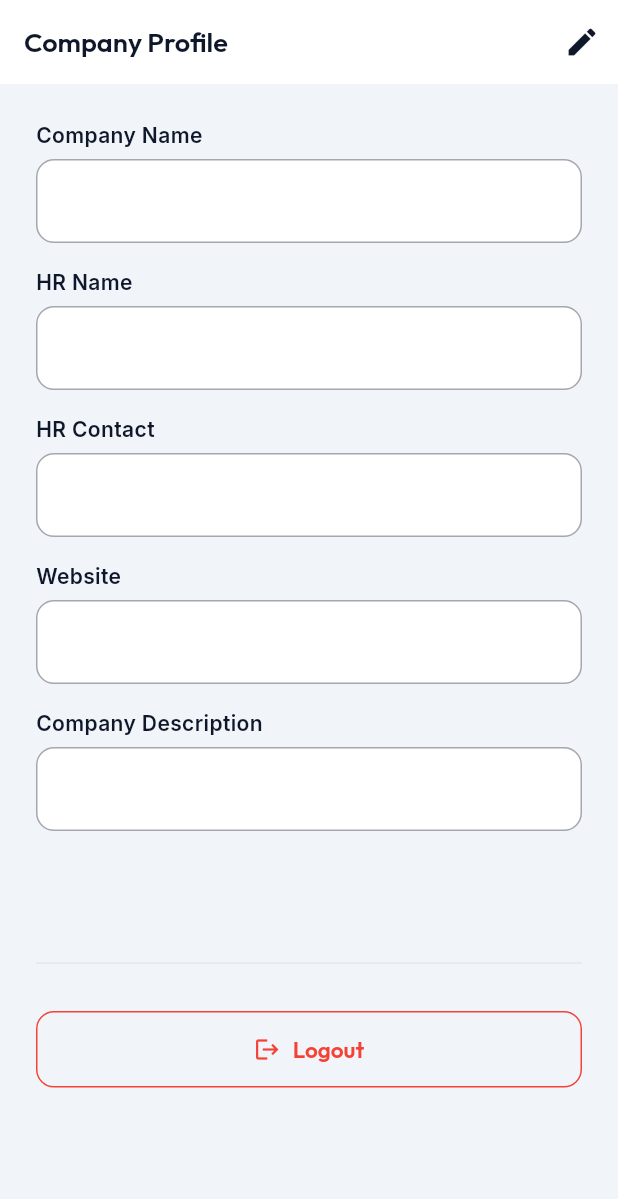
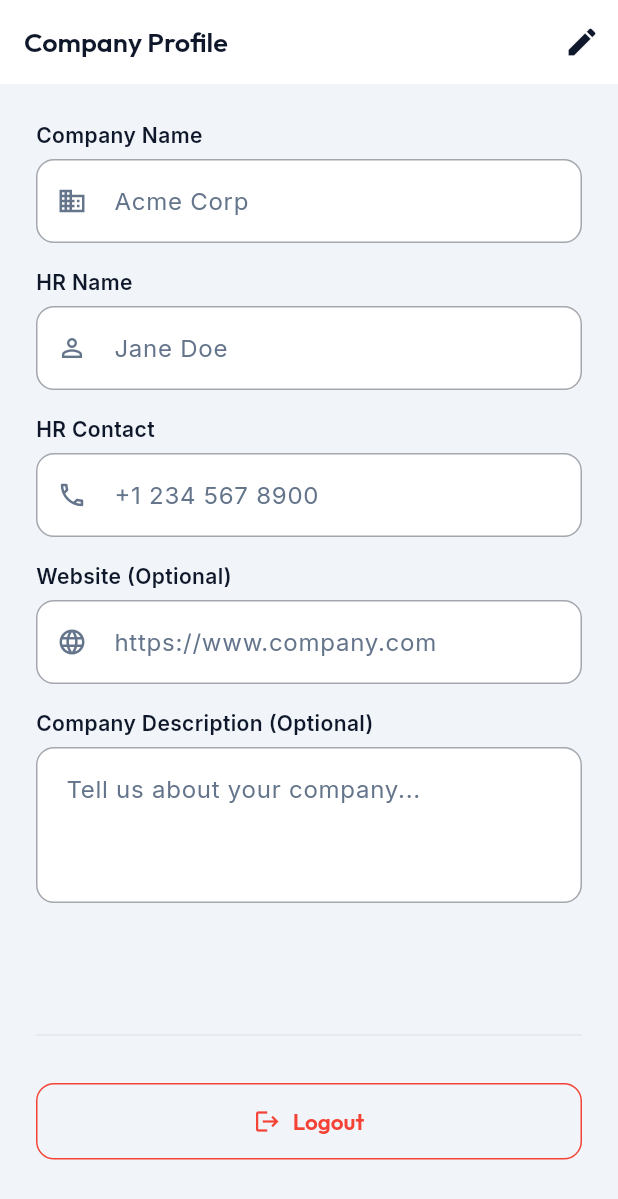
Before and after one commit to Internloom-Hiring/internloom-mobile, a Flutter app: the CompanyProfileScreen screen opened by its route, on a phone screen of 412 x 824 dp. Shown: the top 1199 px of the screen. Run offline on Flutter 3.47's test engine with Material 3 defaults, Android fonts, the phone set to English and light mode, and no system bars; our stand-ins replace app_links, equatable, file_picker, flutter_bloc, flutter_dotenv, flutter_svg and 4 more; missing offline and left inert: postgrest; accounts and stored records are empty; network calls fail.

Commit message:
feat: complete company registration and isolate auth routes

```diff
--- a/lib/core/widgets/custom_text_field.dart
+++ b/lib/core/widgets/custom_text_field.dart
@@ -13,6 +13,7 @@ class CustomTextField extends StatefulWidget {
   final TextInputAction? textInputAction;
   final ValueChanged<String>? onChanged;
   final bool enabled;
+  final int maxLines;
 
   const CustomTextField({
     super.key,
@@ -26,6 +27,7 @@ class CustomTextField extends StatefulWidget {
     this.textInputAction,
     this.onChanged,
     this.enabled = true,
+    this.maxLines = 1,
   });
 
   @override
@@ -51,6 +53,7 @@ class _CustomTextFieldState extends State<CustomTextField> {
         TextFormField(
           controller: widget.controller,
           obscureText: widget.isPassword ? _obscureText : false,
+          maxLines: widget.isPassword ? 1 : widget.maxLines,
           keyboardType: widget.keyboardType,
           validator: widget.validator,
           textInputAction: widget.textInputAction,
--- a/lib/features/applications/presentation/screens/applications_list_screen.dart
+++ b/lib/features/applications/presentation/screens/applications_list_screen.dart
@@ -1,7 +1,5 @@
 import 'package:flutter/material.dart';
-import 'package:go_router/go_router.dart';
 import 'package:internloom_mobile/core/constants/app_colors.dart';
-import 'package:internloom_mobile/core/navigation/route_names.dart';
 import 'package:provider/provider.dart';
 
 import '../../../../job_discovery/presentation/widgets/internloom_brand.dart';
@@ -100,7 +98,7 @@ class _ApplicationsListScreenState extends State<ApplicationsListScreen> {
     return ListView.separated(
       padding: const EdgeInsets.all(AppSpacing.md),
       itemCount: provider.applications.length,
-      separatorBuilder: (_, __) => const SizedBox(height: AppSpacing.sm),
+      separatorBuilder: (_, _) => const SizedBox(height: AppSpacing.sm),
       itemBuilder: (context, i) {
         final a = provider.applications[i];
         // Only applied/shortlisted applications can be withdrawn — once a
--- a/lib/features/auth/bloc/auth_event.dart
+++ b/lib/features/auth/bloc/auth_event.dart
@@ -38,6 +38,49 @@ class RegisterSubmitted extends AuthEvent {
   List<Object?> get props => [fullName, email, password, confirmPassword];
 }
 
+class CompanyRegisterSubmitted extends AuthEvent {
+  final String username;
+  final String email;
+  final String password;
+  final String confirmPassword;
+  final String companyName;
+  final String hrName;
+  final String hrContact;
+  final String? website;
+  final String? description;
+  final String? incorporationCertPath;
+  final String? pitchDeckPath;
+
+  const CompanyRegisterSubmitted({
+    required this.username,
+    required this.email,
+    required this.password,
+    required this.confirmPassword,
+    required this.companyName,
+    required this.hrName,
+    required this.hrContact,
+    this.website,
+    this.description,
+    this.incorporationCertPath,
+    this.pitchDeckPath,
+  });
+
+  @override
+  List<Object?> get props => [
+        username,
+        email,
+        password,
+        confirmPassword,
+        companyName,
+        hrName,
+        hrContact,
+        website,
+        description,
+        incorporationCertPath,
+        pitchDeckPath,
+      ];
+}
+
 class ForgotPasswordSubmitted extends AuthEvent {
   final String email;
 
--- a/lib/features/auth/bloc/auth_state.dart
+++ b/lib/features/auth/bloc/auth_state.dart
@@ -68,3 +68,7 @@ class PasswordRecoveryRequired extends AuthState {
 class PasswordUpdatedSuccess extends AuthState {
   const PasswordUpdatedSuccess();
 }
+
+class CompanyRegistrationSuccess extends AuthState {
+  const CompanyRegistrationSuccess();
+}
--- a/lib/features/company/presentation/screens/company_profile_screen.dart
+++ b/lib/features/company/presentation/screens/company_profile_screen.dart
@@ -1,10 +1,8 @@
 import 'package:flutter/material.dart';
 import 'package:flutter_bloc/flutter_bloc.dart';
-import 'package:go_router/go_router.dart';
 import 'package:supabase_flutter/supabase_flutter.dart';
 
 import '../../../../core/constants/app_colors.dart';
-import '../../../../core/navigation/route_names.dart';
 import '../../../../core/widgets/custom_text_field.dart';
 import '../../../../core/widgets/primary_button.dart';
 import '../../../auth/bloc/auth_bloc.dart';
@@ -190,33 +188,46 @@ class _CompanyProfileScreenState extends State<CompanyProfileScreen> {
 
                         CustomTextField(
                           label: 'Company Name',
+                          hint: 'Acme Corp',
+                          prefixIcon: Icons.business,
                           controller: _nameController,
                           enabled: _isEditing,
-                          validator: (v) => v == null || v.isEmpty ? 'Required' : null,
+                          validator: (v) => v == null || v.isEmpty ? 'Company Name is required' : null,
                         ),
                         const SizedBox(height: 16),
                         CustomTextField(
                           label: 'HR Name',
+                          hint: 'Jane Doe',
+                          prefixIcon: Icons.person_outline,
                           controller: _hrNameController,
                           enabled: _isEditing,
-                          validator: (v) => v == null || v.isEmpty ? 'Required' : null,
+                          validator: (v) => v == null || v.isEmpty ? 'HR Name is required' : null,
                         ),
                         const SizedBox(height: 16),
                         CustomTextField(
                           label: 'HR Contact',
+                          hint: '+1 234 567 8900',
+                          prefixIcon: Icons.phone_outlined,
+                          keyboardType: TextInputType.phone,
                           controller: _hrContactController,
                           enabled: _isEditing,
-                          validator: (v) => v == null || v.isEmpty ? 'Required' : null,
+                          validator: (v) => v == null || v.isEmpty ? 'HR Contact is required' : null,
                         ),
                         const SizedBox(height: 16),
                         CustomTextField(
-                          label: 'Website',
+                          label: 'Website (Optional)',
+                          hint: 'https://www.company.com',
+                          prefixIcon: Icons.language,
+                          keyboardType: TextInputType.url,
                           controller: _websiteController,
                           enabled: _isEditing,
                         ),
                         const SizedBox(height: 16),
                         CustomTextField(
-                          label: 'Company Description',
+                          label: 'Company Description (Optional)',
+                          hint: 'Tell us about your company...',
+                          keyboardType: TextInputType.multiline,
+                          maxLines: 3,
                           controller: _descriptionController,
                           enabled: _isEditing,
                         ),
--- a/pubspec.yaml
+++ b/pubspec.yaml
@@ -81,6 +81,7 @@ dev_dependencies:
 # following page: https://dart.dev/tools/pub/pubspec
 
 # The following section is specific to Flutter packages.
+  http: any
 flutter:
 
   # The following line ensures that the Material Icons font is
```
Also changed, not shown: lib/features/auth/bloc/auth_bloc.dart (+66 -0 lines), lib/features/auth/data/auth_repository.dart (+51 -0 lines), lib/features/auth/presentation/screens/company_register_screen.dart (added, +531 -0 lines), lib/features/auth/presentation/screens/login_screen.dart (+14 -0 lines), 1 other file.
